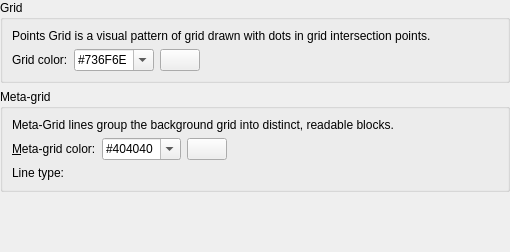
First picture: the form in librecad/src/ui/dialogs/settings/options_drafting/pages/theme/lc_settings_page_drafting_theme_grid_points.ui, repository sand1024/LibreCAD, before the edit.
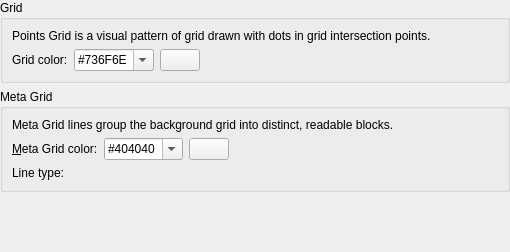
Second picture: the form after the edit. Custom widgets are drawn as their Qt base class.

```diff
--- a/librecad/src/ui/dialogs/settings/options_drafting/pages/theme/lc_settings_page_drafting_theme_grid_points.ui
+++ b/librecad/src/ui/dialogs/settings/options_drafting/pages/theme/lc_settings_page_drafting_theme_grid_points.ui
@@ -114,7 +114,7 @@
    <item row="2" column="0">
     <widget class="QGroupBox" name="groupBox_6">
      <property name="title">
-      <string>Meta-grid</string>
+      <string>Meta Grid</string>
      </property>
      <layout class="QGridLayout" name="gridLayout_20">
       <item row="1" column="2">
@@ -177,7 +177,7 @@
       <item row="1" column="0">
        <widget class="QLabel" name="lMetaGridColor">
         <property name="text">
-         <string>&amp;Meta-grid color:</string>
+         <string>&amp;Meta Grid color:</string>
         </property>
         <property name="buddy">
          <cstring>cbMetaGridPointsColor</cstring>
@@ -187,7 +187,7 @@
       <item row="0" column="0" colspan="4">
        <widget class="QLabel" name="label_2">
         <property name="text">
-         <string>Meta-Grid lines group the background grid into distinct, readable blocks. </string>
+         <string>Meta Grid lines group the background grid into distinct, readable blocks. </string>
         </property>
         <property name="wordWrap">
          <bool>true</bool>
```
Left out of the diff: 9 changed lines with no effect on the pictures.
